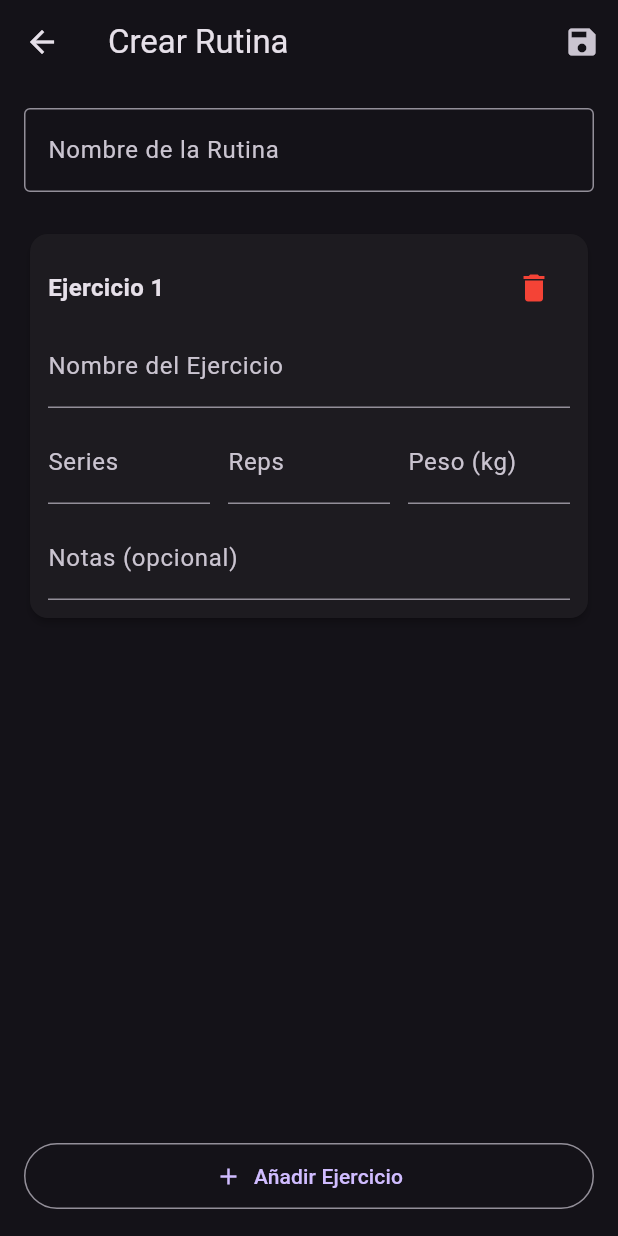
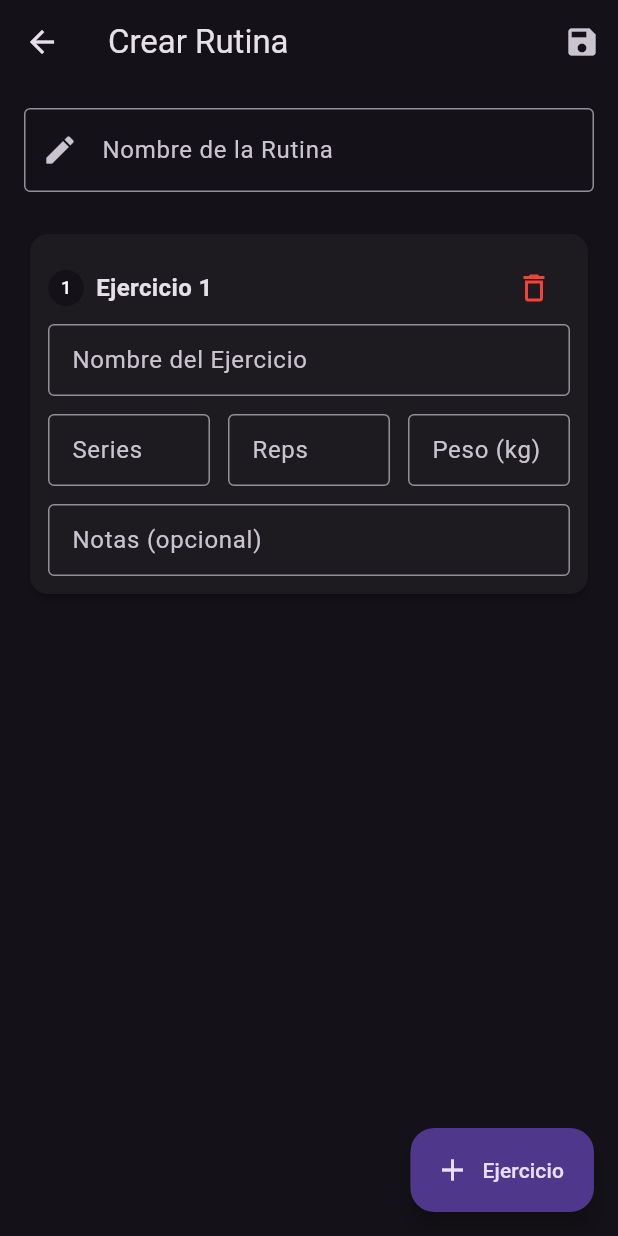
Before and after one commit to Arkus0/Juan-Training, a Flutter app: the CreateEditRoutineScreen screen opened directly, on a phone screen of 412 x 824 dp. Run offline on Flutter 3.47's test engine with Material 3 defaults, Android fonts, the phone set to English and light mode, and no system bars; our stand-ins replace hive, hive_flutter; accounts and stored records are empty.

Commit message:
Implement Rutinas screen and Hive adapters
- Added manual Hive adapters for Ejercicio, Rutina, and Sesion.
- Refined RutinasScreen with ValueListenableBuilder and better UI.
- Refined CreateEditRoutineScreen with dynamic form validation, delete capability, and improved UX.
- Ensured proper Hive box usage and UUID generation.

```diff
--- a/lib/screens/create_edit_routine_screen.dart
+++ b/lib/screens/create_edit_routine_screen.dart
@@ -1,5 +1,5 @@
 import 'package:flutter/material.dart';
-import 'package:hive/hive.dart';
+import 'package:hive_flutter/hive_flutter.dart';
 import 'package:uuid/uuid.dart';
 import '../models/ejercicio.dart';
 import '../models/rutina.dart';
@@ -31,10 +31,7 @@ class _CreateEditRoutineScreenState extends State<CreateEditRoutineScreen> {
         _addExercise(ejercicio: ex);
       }
     } else {
-      // Add one empty exercise by default for convenience?
-      // Prompt says: "Lista dinámica de ejercicios (botón + para añadir nuevo)"
-      // and "ejercicios al menos 1".
-      // Let's start empty or with one. Start with one to make it obvious.
+      // Start with one empty exercise for convenience
       _addExercise();
     }
   }
@@ -62,6 +59,9 @@ class _CreateEditRoutineScreenState extends State<CreateEditRoutineScreen> {
   }
 
   void _saveRoutine() {
+    // Dismiss keyboard
+    FocusScope.of(context).unfocus();
+
     if (!_formKey.currentState!.validate()) {
       return;
     }
@@ -80,7 +80,7 @@ class _CreateEditRoutineScreenState extends State<CreateEditRoutineScreen> {
         nombre: c.nameController.text.trim(),
         series: int.parse(c.seriesController.text),
         reps: int.parse(c.repsController.text),
-        peso: double.tryParse(c.pesoController.text) ?? 0.0,
+        peso: double.tryParse(c.pesoController.text.replaceAll(',', '.')) ?? 0.0,
         notas: c.notesController.text.trim().isEmpty ? null : c.notesController.text.trim(),
       );
     }).toList();
@@ -95,14 +95,7 @@ class _CreateEditRoutineScreenState extends State<CreateEditRoutineScreen> {
         ejercicios: ejercicios,
         creada: widget.rutina!.creada, // Keep original creation date
       );
-      // Since we are using HiveObject, we could call widget.rutina!.save(),
-      // but we need to update the fields.
-      // Ideally with Hive, we replace the object in the box using the key (id usually, or auto-increment int key).
-      // Wait, Hive keys. If I used `put(id, object)`, then key is id.
-      // If I used `add(object)`, key is int.
-      // I should check how I save it. I haven't saved any yet.
-      // I will use `box.put(rutina.id, rutina)`.
-
+      // Ensure we use the same ID as key
       box.put(updatedRutina.id, updatedRutina);
     } else {
       // Create new
@@ -118,15 +111,51 @@ class _CreateEditRoutineScreenState extends State<CreateEditRoutineScreen> {
     Navigator.of(context).pop();
   }
 
+  void _deleteRoutine() async {
+    final confirmed = await showDialog<bool>(
+      context: context,
+      builder: (context) => AlertDialog(
+        title: const Text('Eliminar Rutina'),
+        content: const Text('¿Estás seguro de que quieres eliminar esta rutina? Esta acción no se puede deshacer.'),
+        actions: [
+          TextButton(
+            onPressed: () => Navigator.of(context).pop(false),
+            child: const Text('Cancelar'),
+          ),
+          TextButton(
+            onPressed: () => Navigator.of(context).pop(true),
+            style: TextButton.styleFrom(foregroundColor: Colors.red),
+            child: const Text('Eliminar'),
+          ),
+        ],
+      ),
+    );
+
+    if (confirmed == true && widget.rutina != null) {
+      final box = Hive.box<Rutina>('rutinas');
+      await box.delete(widget.rutina!.id);
+      if (mounted) Navigator.of(context).pop();
+    }
+  }
+
   @override
   Widget build(BuildContext context) {
-    return Scaffold(
+    return GestureDetector(
+      onTap: () => FocusScope.of(context).unfocus(), // Dismiss keyboard on tap outside
+      child: Scaffold(
         appBar: AppBar(
           title: Text(widget.rutina != null ? 'Editar Rutina' : 'Crear Rutina'),
           actions: [
+            if (widget.rutina != null)
+              IconButton(
+                icon: const Icon(Icons.delete),
+                onPressed: _deleteRoutine,
+                tooltip: 'Eliminar',
+              ),
             IconButton(
               icon: const Icon(Icons.save),
               onPressed: _saveRoutine,
+              tooltip: 'Guardar',
             )
           ],
         ),
@@ -138,9 +167,11 @@ class _CreateEditRoutineScreenState extends State<CreateEditRoutineScreen> {
                 padding: const EdgeInsets.all(16.0),
                 child: TextFormField(
                   controller: _nameController,
+                  textInputAction: TextInputAction.next,
                   decoration: const InputDecoration(
                     labelText: 'Nombre de la Rutina',
                     border: OutlineInputBorder(),
+                    prefixIcon: Icon(Icons.edit),
                   ),
                   validator: (value) {
                     if (value == null || value.trim().isEmpty) {
@@ -152,7 +183,7 @@ class _CreateEditRoutineScreenState extends State<CreateEditRoutineScreen> {
               ),
               Expanded(
                 child: ListView.separated(
-                padding: const EdgeInsets.symmetric(horizontal: 16, vertical: 8),
+                  padding: const EdgeInsets.fromLTRB(16, 8, 16, 80), // Extra padding for FAB/Button
                   itemCount: _exerciseControllers.length,
                   separatorBuilder: (_, __) => const SizedBox(height: 16),
                   itemBuilder: (context, index) {
@@ -160,25 +191,18 @@ class _CreateEditRoutineScreenState extends State<CreateEditRoutineScreen> {
                       index: index,
                       controller: _exerciseControllers[index],
                       onRemove: () => _removeExercise(index),
+                      isLast: index == _exerciseControllers.length - 1,
                     );
                   },
                 ),
               ),
-            Padding(
-              padding: const EdgeInsets.all(16.0),
-              child: SizedBox(
-                width: double.infinity,
-                child: OutlinedButton.icon(
+            ],
+          ),
+        ),
+        floatingActionButton: FloatingActionButton.extended(
           onPressed: () => _addExercise(),
           icon: const Icon(Icons.add),
-                  label: const Text('Añadir Ejercicio'),
-                  style: OutlinedButton.styleFrom(
-                    padding: const EdgeInsets.symmetric(vertical: 12),
-                  ),
-                ),
-              ),
-            ),
-          ],
+          label: const Text('Ejercicio'),
         ),
       ),
     );
@@ -189,17 +213,20 @@ class _ExerciseFormCard extends StatelessWidget {
   final int index;
   final _ExerciseControllers controller;
   final VoidCallback onRemove;
+  final bool isLast;
 
   const _ExerciseFormCard({
     required this.index,
     required this.controller,
     required this.onRemove,
+    this.isLast = false,
   });
 
   @override
   Widget build(BuildContext context) {
     return Card(
       elevation: 2,
+      shape: RoundedRectangleBorder(borderRadius: BorderRadius.circular(12)),
       child: Padding(
         padding: const EdgeInsets.all(12.0),
         child: Column(
@@ -208,32 +235,56 @@ class _ExerciseFormCard extends StatelessWidget {
             Row(
               mainAxisAlignment: MainAxisAlignment.spaceBetween,
               children: [
+                Row(
+                  children: [
+                    CircleAvatar(
+                      radius: 12,
+                      backgroundColor: Theme.of(context).primaryColor,
+                      child: Text(
+                        '${index + 1}',
+                        style: const TextStyle(fontSize: 12, color: Colors.white),
+                      ),
+                    ),
+                    const SizedBox(width: 8),
                     Text(
                       'Ejercicio ${index + 1}',
                       style: const TextStyle(fontWeight: FontWeight.bold, fontSize: 16),
                     ),
+                  ],
+                ),
                 IconButton(
-                  icon: const Icon(Icons.delete, color: Colors.red),
+                  icon: const Icon(Icons.delete_outline, color: Colors.red),
                   onPressed: onRemove,
+                  tooltip: 'Quitar ejercicio',
                 ),
               ],
             ),
             TextFormField(
               controller: controller.nameController,
-              decoration: const InputDecoration(labelText: 'Nombre del Ejercicio'),
+              textInputAction: TextInputAction.next,
+              decoration: const InputDecoration(
+                labelText: 'Nombre del Ejercicio',
+                border: OutlineInputBorder(),
+                isDense: true,
+              ),
               validator: (value) => value == null || value.trim().isEmpty ? 'Requerido' : null,
             ),
-            const SizedBox(height: 8),
+            const SizedBox(height: 12),
             Row(
               children: [
                 Expanded(
                   child: TextFormField(
                     controller: controller.seriesController,
-                    decoration: const InputDecoration(labelText: 'Series'),
+                    decoration: const InputDecoration(
+                      labelText: 'Series',
+                      border: OutlineInputBorder(),
+                      isDense: true,
+                    ),
                     keyboardType: TextInputType.number,
+                    textInputAction: TextInputAction.next,
                     validator: (value) {
-                      if (value == null || value.isEmpty) return 'Req';
-                      if (int.tryParse(value) == null) return 'Num';
+                      if (value == null || value.isEmpty) return 'Requerido';
+                      if (int.tryParse(value) == null) return 'Número';
                       return null;
                     },
                   ),
@@ -242,11 +293,16 @@ class _ExerciseFormCard extends StatelessWidget {
                 Expanded(
                   child: TextFormField(
                     controller: controller.repsController,
-                    decoration: const InputDecoration(labelText: 'Reps'),
+                    decoration: const InputDecoration(
+                      labelText: 'Reps',
+                      border: OutlineInputBorder(),
+                      isDense: true,
+                    ),
                     keyboardType: TextInputType.number,
+                    textInputAction: TextInputAction.next,
                     validator: (value) {
-                      if (value == null || value.isEmpty) return 'Req';
-                      if (int.tryParse(value) == null) return 'Num';
+                      if (value == null || value.isEmpty) return 'Requerido';
+                      if (int.tryParse(value) == null) return 'Número';
                       return null;
                     },
                   ),
@@ -255,19 +311,29 @@ class _ExerciseFormCard extends StatelessWidget {
                 Expanded(
                   child: TextFormField(
                     controller: controller.pesoController,
-                    decoration: const InputDecoration(labelText: 'Peso (kg)'),
+                    decoration: const InputDecoration(
+                      labelText: 'Peso (kg)',
+                      border: OutlineInputBorder(),
+                      isDense: true,
+                    ),
                     keyboardType: const TextInputType.numberWithOptions(decimal: true),
-                    // Peso es opcional, default 0
+                    textInputAction: TextInputAction.next,
                   ),
                 ),
               ],
             ),
-            const SizedBox(height: 8),
+            const SizedBox(height: 12),
             TextFormField(
               controller: controller.notesController,
-              decoration: const InputDecoration(labelText: 'Notas (opcional)'),
+              decoration: const InputDecoration(
+                labelText: 'Notas (opcional)',
+                border: OutlineInputBorder(),
+                isDense: true,
+                alignLabelWithHint: true,
+              ),
               maxLines: 2,
               minLines: 1,
+              textInputAction: isLast ? TextInputAction.done : TextInputAction.next,
             ),
           ],
         ),
@@ -289,7 +355,7 @@ class _ExerciseControllers {
     nameController = TextEditingController(text: ejercicio?.nombre ?? '');
     seriesController = TextEditingController(text: ejercicio?.series.toString() ?? '');
     repsController = TextEditingController(text: ejercicio?.reps.toString() ?? '');
-    pesoController = TextEditingController(text: ejercicio?.peso.toString() ?? '');
+    pesoController = TextEditingController(text: ejercicio?.peso == 0.0 ? '' : ejercicio?.peso.toString());
     notesController = TextEditingController(text: ejercicio?.notas ?? '');
   }
 
```
Also changed, not shown: lib/screens/rutinas_screen.dart (+71 -25 lines), lib/models/ejercicio.g.dart (added), lib/models/rutina.g.dart (added), lib/models/sesion.g.dart (added). Lines whose indentation alone changed are shown as unchanged.
